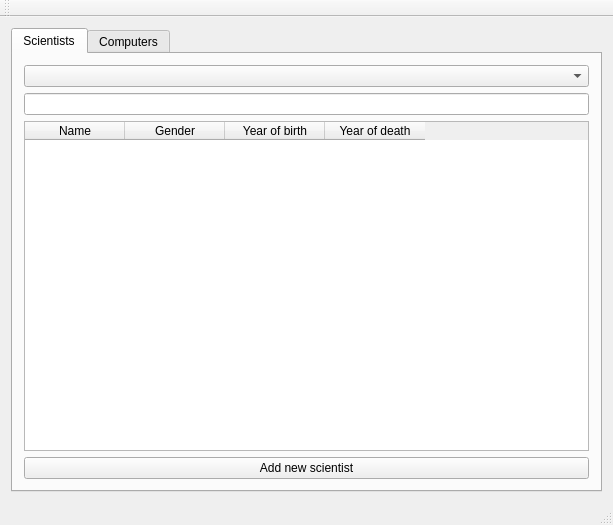
Before: the Qt Designer form mainwindow.ui in VLN1-Hopur23/VLN1-Hopur23, drawn with Qt 5.
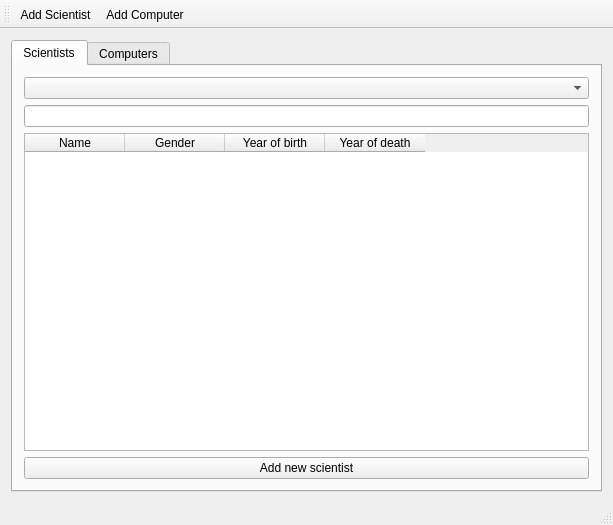
After: the same form once the commit is applied. Icons and pictures are not drawn.

```diff
--- a/mainwindow.ui
+++ b/mainwindow.ui
@@ -148,8 +148,28 @@
    <attribute name="toolBarBreak">
     <bool>false</bool>
    </attribute>
+   <addaction name="action_add_Scientist"/>
+   <addaction name="action_add_Computer"/>
   </widget>
   <widget class="QStatusBar" name="statusBar"/>
+  <action name="action_add_Scientist">
+   <property name="icon">
+    <iconset resource="resources.qrc">
+     <normaloff>:/icons/images/add_scientists.png</normaloff>:/icons/images/add_scientists.png</iconset>
+   </property>
+   <property name="text">
+    <string>Add Scientist</string>
+   </property>
+  </action>
+  <action name="action_add_Computer">
+   <property name="icon">
+    <iconset resource="resources.qrc">
+     <normaloff>:/icons/images/add_computer.png</normaloff>:/icons/images/add_computer.png</iconset>
+   </property>
+   <property name="text">
+    <string>Add Computer</string>
+   </property>
+  </action>
  </widget>
  <layoutdefault spacing="6" margin="11"/>
  <resources>
```
Left out of the diff: 3 changed lines with no effect on the pictures.
